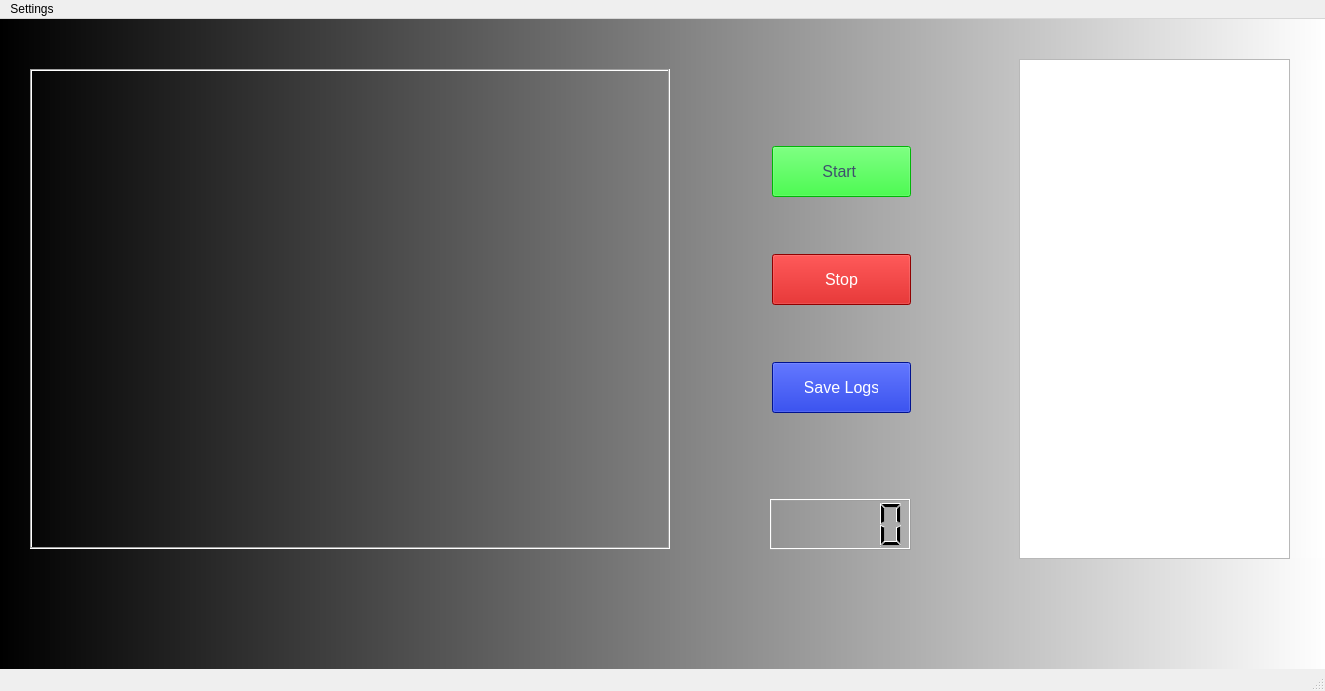
NishantGhanate/PythonScripts, file PyQtDesigner/Watcher/MainWindowUI.ui: the form before one commit.
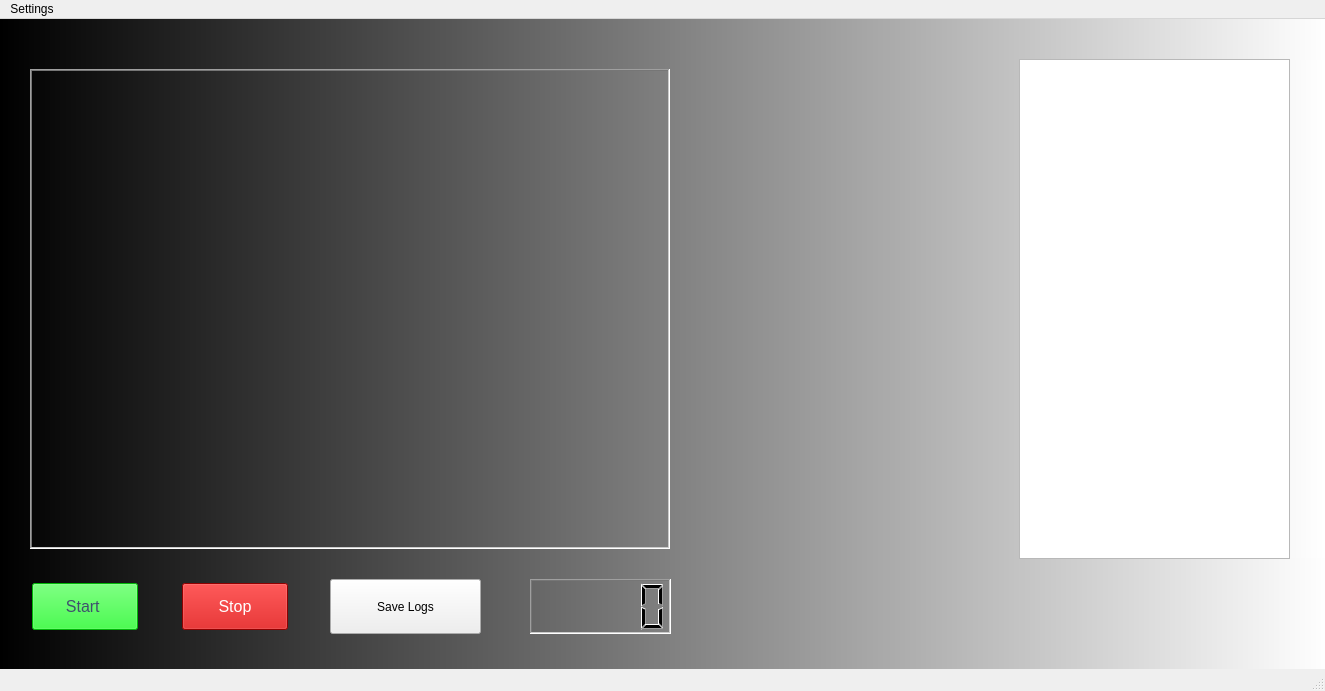
The form after the commit.

Commit message: Watcher build 1 working UI left

The edit to the form file:
```diff
--- a/PyQtDesigner/Watcher/MainWindowUI.ui
+++ b/PyQtDesigner/Watcher/MainWindowUI.ui
@@ -37,25 +37,32 @@
 {
 	background-color:rgb(200,0,0);
 	color:rgb(255,255,255);
-    padding: 15px 32px;
+    padding: 4px;
     text-align: center;
     text-decoration: none;
     font-size: 16px;
     margin: 4px 2px;
 	
+	
  }
 
-QPushButton#saveLogsButton
+QPushButton#saveLogsButton[flat=&quot;false&quot;]
 {
-	background-color:rgb(0,25,200);
-	color:rgb(255,255,255);
-    padding: 15px 32px;
-    text-align: center;
-    text-decoration: none;
-    font-size: 16px;
-    margin: 4px 2px;
-		
- }
+font-size: 16px;
+background-color: orange;
+border-radius: 15px;
+padding: 4px;	
+border-width:10px;
+}
+
+
+QPushButton#saveLogsButton:hover:pressed 
+{ 
+border-style: inset;
+border-radius: 15px;
+box-shadow: 10px 10px grey;
+ 
+}
 
 
 
@@ -80,12 +87,21 @@
    <widget class="QLCDNumber" name="logsCount">
     <property name="geometry">
      <rect>
-      <x>770</x>
-      <y>480</y>
+      <x>530</x>
+      <y>560</y>
       <width>141</width>
-      <height>51</height>
+      <height>55</height>
      </rect>
     </property>
+    <property name="frameShape">
+     <enum>QFrame::WinPanel</enum>
+    </property>
+    <property name="frameShadow">
+     <enum>QFrame::Sunken</enum>
+    </property>
+    <property name="smallDecimalPoint">
+     <bool>false</bool>
+    </property>
    </widget>
    <widget class="QLabel" name="labelWebCamera">
     <property name="geometry">
@@ -97,7 +113,7 @@
      </rect>
     </property>
     <property name="frameShape">
-     <enum>QFrame::Box</enum>
+     <enum>QFrame::WinPanel</enum>
     </property>
     <property name="frameShadow">
      <enum>QFrame::Sunken</enum>
@@ -106,32 +122,15 @@
      <string/>
     </property>
    </widget>
-   <widget class="QWidget" name="layoutWidget">
-    <property name="geometry">
-     <rect>
-      <x>770</x>
-      <y>80</y>
-      <width>143</width>
-      <height>361</height>
-     </rect>
-    </property>
-    <layout class="QVBoxLayout" name="verticalLayout">
-     <item>
-      <widget class="QPushButton" name="startButton">
-       <property name="text">
-        <string>Start </string>
-       </property>
-      </widget>
-     </item>
-     <item>
-      <widget class="QPushButton" name="stopButton">
-       <property name="text">
-        <string>Stop</string>
-       </property>
-      </widget>
-     </item>
-     <item>
       <widget class="QPushButton" name="saveLogsButton">
+    <property name="geometry">
+     <rect>
+      <x>330</x>
+      <y>560</y>
+      <width>151</width>
+      <height>55</height>
+     </rect>
+    </property>
        <property name="sizePolicy">
         <sizepolicy hsizetype="Preferred" vsizetype="Fixed">
          <horstretch>0</horstretch>
@@ -154,8 +153,40 @@
         <bool>false</bool>
        </property>
       </widget>
-     </item>
-    </layout>
+   <widget class="QPushButton" name="startButton">
+    <property name="geometry">
+     <rect>
+      <x>30</x>
+      <y>560</y>
+      <width>110</width>
+      <height>55</height>
+     </rect>
+    </property>
+    <property name="text">
+     <string>Start </string>
+    </property>
+    <property name="autoDefault">
+     <bool>false</bool>
+    </property>
+    <property name="default">
+     <bool>false</bool>
+    </property>
+    <property name="flat">
+     <bool>false</bool>
+    </property>
+   </widget>
+   <widget class="QPushButton" name="stopButton">
+    <property name="geometry">
+     <rect>
+      <x>180</x>
+      <y>560</y>
+      <width>110</width>
+      <height>55</height>
+     </rect>
+    </property>
+    <property name="text">
+     <string>Stop</string>
+    </property>
    </widget>
   </widget>
   <widget class="QMenuBar" name="menubar">
```
Lines whose indentation alone changed are shown as unchanged. The commit also changes 3 other files.
